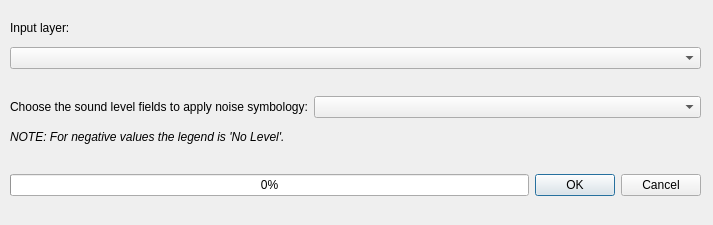
Arpapiemonte/openoise-map, file tools/ui_ApplyNoiseSymbology.ui: the form before one commit.
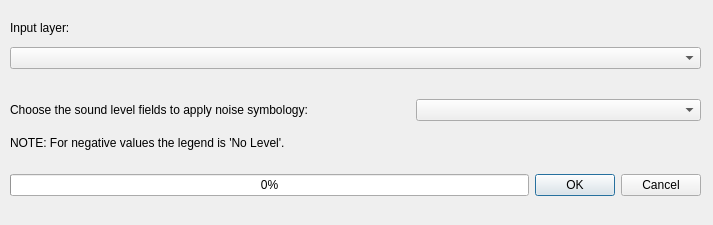
The form after the commit.

```diff
--- a/tools/ui_ApplyNoiseSymbology.ui
+++ b/tools/ui_ApplyNoiseSymbology.ui
@@ -115,7 +115,7 @@
      <x>10</x>
      <y>90</y>
      <width>691</width>
-     <height>61</height>
+     <height>71</height>
     </rect>
    </property>
    <layout class="QVBoxLayout" name="verticalLayout">
@@ -132,6 +132,18 @@
           <verstretch>0</verstretch>
          </sizepolicy>
         </property>
+        <property name="minimumSize">
+         <size>
+          <width>400</width>
+          <height>0</height>
+         </size>
+        </property>
+        <property name="maximumSize">
+         <size>
+          <width>400</width>
+          <height>4007215</height>
+         </size>
+        </property>
         <property name="text">
          <string>Choose the sound level fields to apply noise symbology:</string>
         </property>
@@ -158,10 +170,7 @@
        </sizepolicy>
       </property>
       <property name="text">
-       <string notr="true">&lt;html&gt;&lt;head/&gt;&lt;body&gt;&lt;p&gt;&lt;span style=&quot; font-style:italic;&quot;&gt;NOTE: For negative values the legend is 'No Level'.&lt;/span&gt;&lt;/p&gt;&lt;/body&gt;&lt;/html&gt;</string>
-      </property>
-      <property name="alignment">
-       <set>Qt::AlignLeading|Qt::AlignLeft|Qt::AlignTop</set>
+       <string>NOTE: For negative values the legend is 'No Level'.</string>
       </property>
      </widget>
     </item>
```
Left out of the diff: 2 changed lines with no effect on the pictures.
